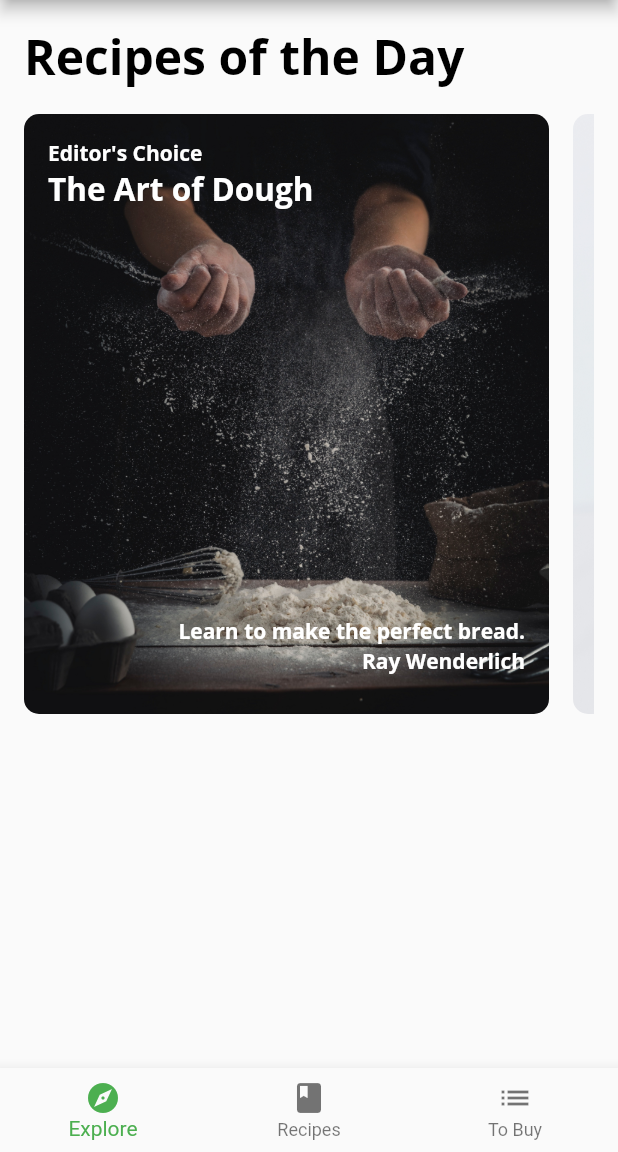
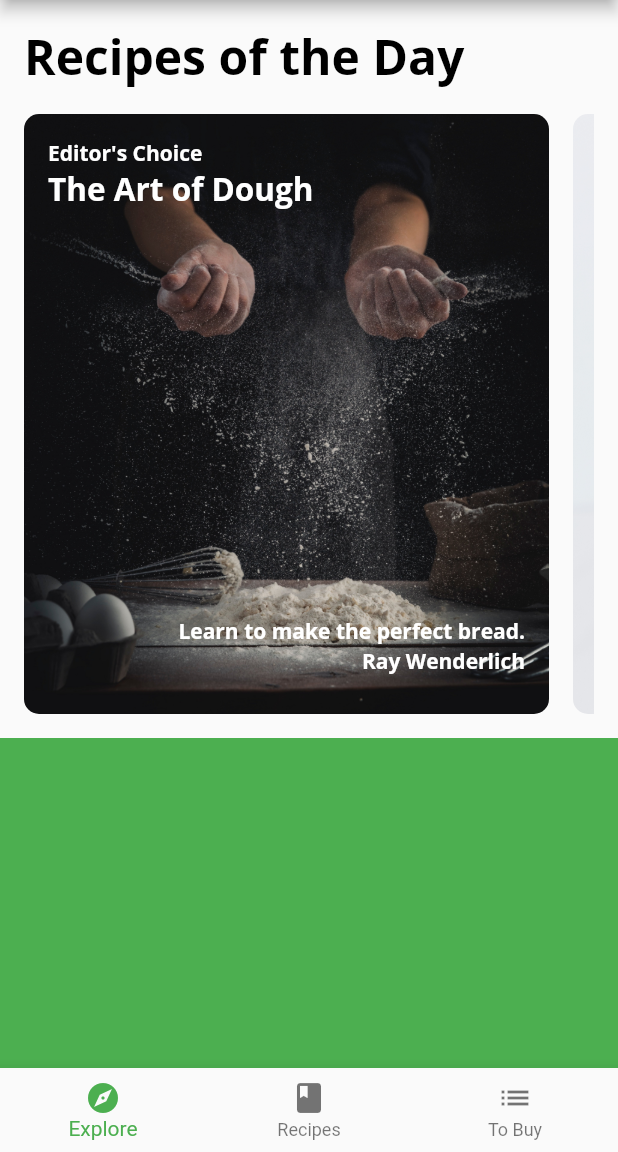
Before and after one commit to thezxdev/scrollablle_widgets, a Flutter app: the screen it shows after launch, on a phone screen of 412 x 824 dp, the part 84-1236 px from its top. Run offline on Flutter 3.47's test engine with Material 2 defaults, Android fonts, the phone set to English and light mode, and no system bars; our stand-ins replace google_fonts.

Commit message:
explore_screen añadir scroll en vertical

```diff
--- a/lib/screens/explore_screen.dart
+++ b/lib/screens/explore_screen.dart
@@ -5,7 +5,6 @@ import '../components/components.dart';
 import '../models/explore_data.dart';
 
 class ExploreScreen extends StatelessWidget {
-
   final mockService = MockFooderlichService();
 
   ExploreScreen({super.key});
@@ -16,9 +15,19 @@ class ExploreScreen extends StatelessWidget {
       future: mockService.getExploreData(),
       builder: (context, AsyncSnapshot<ExploreData> snapshot) {
         if( snapshot.connectionState == ConnectionState.done ) {
-          final recipes = snapshot.data?.todayRecipes ?? [];
-          return TodayRecipeListView(
-            recipes: recipes
+          return ListView(
+            scrollDirection: Axis.vertical,
+            children: [
+              TodayRecipeListView(
+                recipes: snapshot.data?.todayRecipes ?? []
+              ),
+              const SizedBox(height: 16,),
+              // TODO: Replace this with FirendPostListView
+              Container(
+                height: 400,
+                color: Colors.green,
+              )
+            ],
           );
         } else {
           return const Center(
@@ -29,3 +38,20 @@ class ExploreScreen extends StatelessWidget {
     );
   }
 }
+
+
+    // return FutureBuilder(
+    //   future: mockService.getExploreData(),
+    //   builder: (context, AsyncSnapshot<ExploreData> snapshot) {
+    //     if( snapshot.connectionState == ConnectionState.done ) {
+    //       final recipes = snapshot.data?.todayRecipes ?? [];
+    //       return TodayRecipeListView(
+    //         recipes: recipes
+    //       );
+    //     } else {
+    //       return const Center(
+    //         child: CircularProgressIndicator(),
+    //       );
+    //     }
+    //   }
+    // );
```
